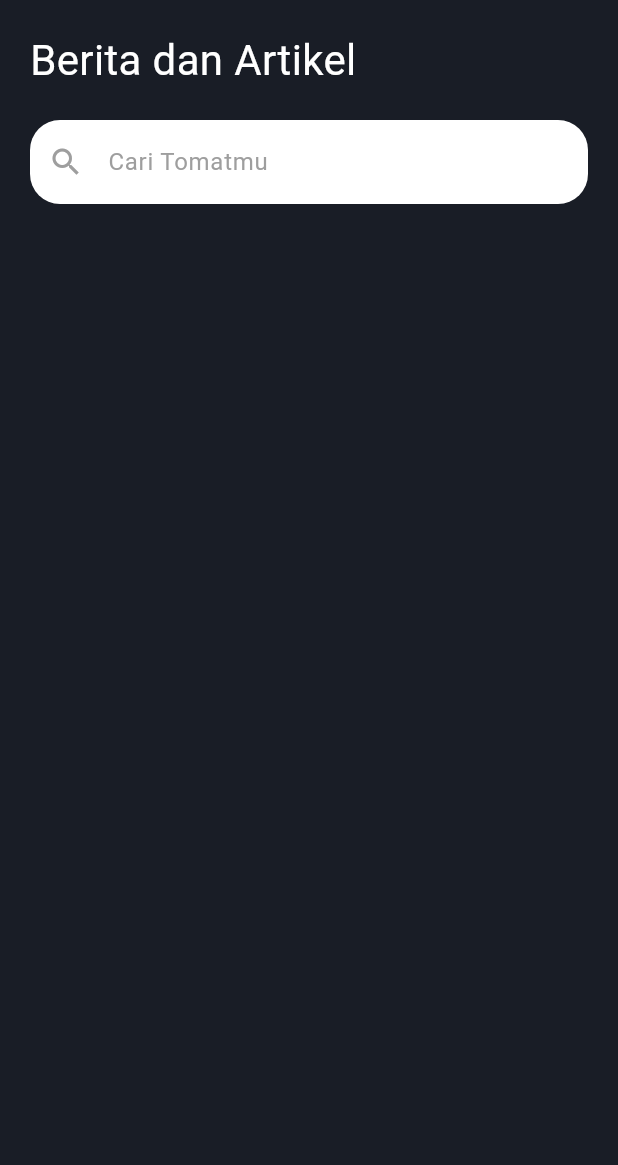
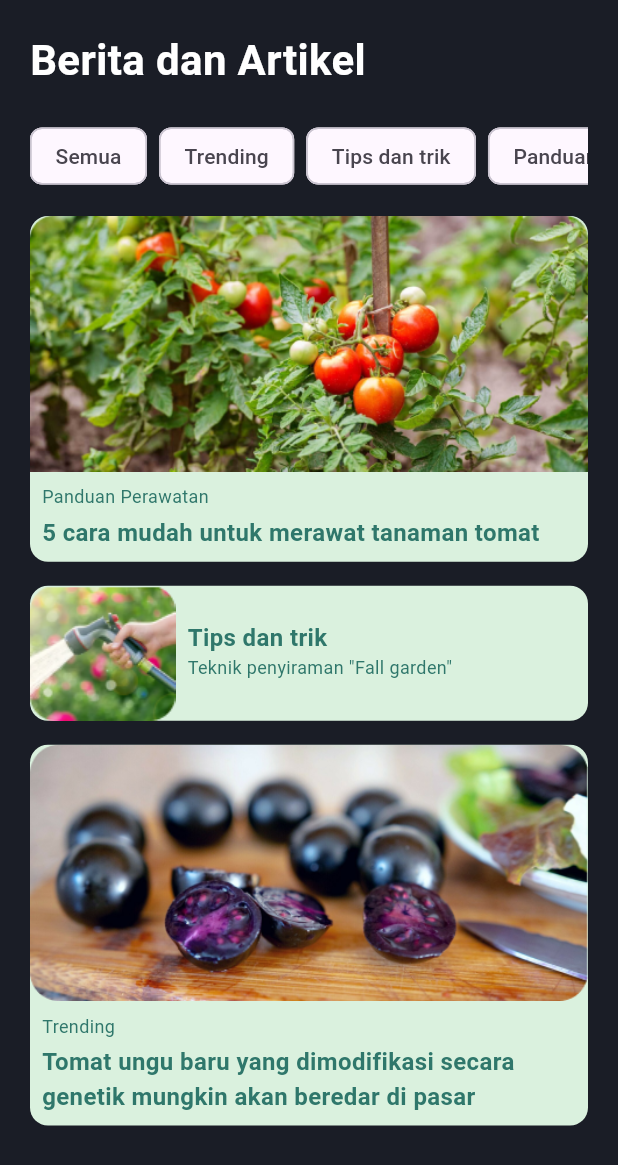
Before and after one commit to irfannhkm/Tomat-In-PBL, a Flutter app: the ArticleScreen screen opened directly, on a phone screen of 412 x 824 dp. Shown: the top 1165 px of the screen. Run offline on Flutter 3.47's test engine with Material 3 defaults, Android fonts, the phone set to English and light mode, and no system bars; our stand-ins replace go_router.

Commit message:
add article & detail screen

```diff
--- a/mobile/flutter_app/lib/pages/article_screen.dart
+++ b/mobile/flutter_app/lib/pages/article_screen.dart
@@ -1,4 +1,6 @@
 import 'package:flutter/material.dart';
+import 'package:flutter_app/pages/detail_article_screen.dart';
+import 'package:flutter_app/pages/videoplayer_screen.dart';
 
 class ArticleScreen extends StatelessWidget {
   const ArticleScreen({super.key});
@@ -6,35 +8,103 @@ class ArticleScreen extends StatelessWidget {
   @override
   Widget build(BuildContext context) {
     return Scaffold(
-      backgroundColor: const Color(0xFF191d26),
+      backgroundColor: const Color(0xFF1A1D26),
       body: SafeArea(
         child: Padding(
           padding: const EdgeInsets.all(20.0),
           child: Column(
             crossAxisAlignment: CrossAxisAlignment.start,
             children: [
-              const Text('Berita dan Artikel',
-                  textAlign: TextAlign.start,
-                  style: TextStyle(
-                    color: Colors.white,
-                    fontSize: 28,
-                  )),
-              const SizedBox(height: 20),
-              TextField(
-                decoration: InputDecoration(
-                  filled: true,
-                  fillColor: Colors.white,
-                  prefixIcon: const Icon(Icons.search, color: Colors.grey),
-                  hintText: 'Cari Tomatmu',
-                  hintStyle: const TextStyle(color: Colors.grey),
-                  border: OutlineInputBorder(
-                    borderRadius: BorderRadius.circular(20),
-                    borderSide: BorderSide.none,
-                  ),
+              const Text(
+                'Berita dan Artikel',
+                style: TextStyle(
+                  color: Colors.white,
+                  fontSize: 28,
+                  fontWeight: FontWeight.bold,
                 ),
               ),
               const SizedBox(height: 20),
-              const SizedBox(height: 20),
+              const SingleChildScrollView(
+                scrollDirection: Axis.horizontal,
+                child: Row(
+                  children: [
+                    Chip(label: Text('Semua')),
+                    SizedBox(width: 8),
+                    Chip(label: Text('Trending')),
+                    SizedBox(width: 8),
+                    Chip(label: Text('Tips dan trik')),
+                    SizedBox(width: 8),
+                    Chip(label: Text('Panduan Perawatan')),
+                  ],
+                ),
+              ),
+              const SizedBox(height: 16),
+              Expanded(
+                child: ListView(
+                  children: [
+                    const ArticleCard(
+                      title: '5 cara mudah untuk merawat tanaman tomat',
+                      category: 'Panduan Perawatan',
+                      imagePath: 'assets/panduan_perawatan.png', // Gambar tomat
+                    ),
+                    const SizedBox(height: 16),
+                    InkWell(
+                      onTap: () {
+                        Navigator.push(
+                          context,
+                          MaterialPageRoute(
+                            builder: (context) => const DetailArticleScreen(),
+                          ),
+                        );
+                      },
+                      child: Container(
+                        decoration: BoxDecoration(
+                          color: const Color(0xFFDAF1DE),
+                          borderRadius: BorderRadius.circular(12),
+                        ),
+                        child: Row(
+                          crossAxisAlignment: CrossAxisAlignment.center,
+                          children: [
+                            Image.asset('assets/teknik_penyiraman.png',
+                                fit: BoxFit.cover),
+                            const Padding(
+                              padding: EdgeInsets.all(8.0),
+                              child: Column(
+                                crossAxisAlignment: CrossAxisAlignment.start,
+                                children: [
+                                  Text(
+                                    'Tips dan trik',
+                                    style: TextStyle(
+                                      color: Color(0xFF2F776B),
+                                      fontSize: 16,
+                                      fontWeight: FontWeight.bold,
+                                    ),
+                                  ),
+                                  Text(
+                                    'Teknik penyiraman "Fall garden"',
+                                    style: TextStyle(
+                                      color: Color(0xFF2F776B),
+                                      fontSize: 12,
+                                    ),
+                                  ),
+                                  SizedBox(height: 4),
+                                ],
+                              ),
+                            ),
+                          ],
+                        ),
+                      ),
+                    ),
+                    const SizedBox(height: 16),
+                    const ArticleCard(
+                      title:
+                          'Tomat ungu baru yang dimodifikasi secara genetik mungkin akan beredar di pasar',
+                      category: 'Trending',
+                      imagePath: 'assets/image_trending.png',
+                    ),
+                  ],
+                ),
+              ),
             ],
           ),
         ),
@@ -42,3 +112,66 @@ class ArticleScreen extends StatelessWidget {
     );
   }
 }
+
+class ArticleCard extends StatelessWidget {
+  final String title;
+  final String category;
+  final String imagePath;
+
+  const ArticleCard({
+    super.key,
+    required this.title,
+    required this.category,
+    required this.imagePath,
+  });
+
+  @override
+  Widget build(BuildContext context) {
+    return InkWell(
+      onTap: () {
+        Navigator.push(
+          context,
+          MaterialPageRoute(
+            builder: (context) => const YoutubeVideoScreen(),
+          ),
+        );
+      },
+      child: Container(
+        decoration: BoxDecoration(
+          color: const Color(0xFFDAF1DE),
+          borderRadius: BorderRadius.circular(12),
+        ),
+        child: Column(
+          crossAxisAlignment: CrossAxisAlignment.start,
+          children: [
+            Image.asset(imagePath, fit: BoxFit.cover),
+            Padding(
+              padding: const EdgeInsets.all(8.0),
+              child: Column(
+                crossAxisAlignment: CrossAxisAlignment.start,
+                children: [
+                  Text(
+                    category,
+                    style: const TextStyle(
+                      color: Color(0xFF2F776B),
+                      fontSize: 12,
+                    ),
+                  ),
+                  const SizedBox(height: 4),
+                  Text(
+                    title,
+                    style: const TextStyle(
+                      color: Color(0xFF2F776B),
+                      fontSize: 16,
+                      fontWeight: FontWeight.bold,
+                    ),
+                  ),
+                ],
+              ),
+            ),
+          ],
+        ),
+      ),
+    );
+  }
+}
```
Also changed, not shown: mobile/flutter_app/lib/pages/detail_article_screen.dart (added, +164 -0 lines).
